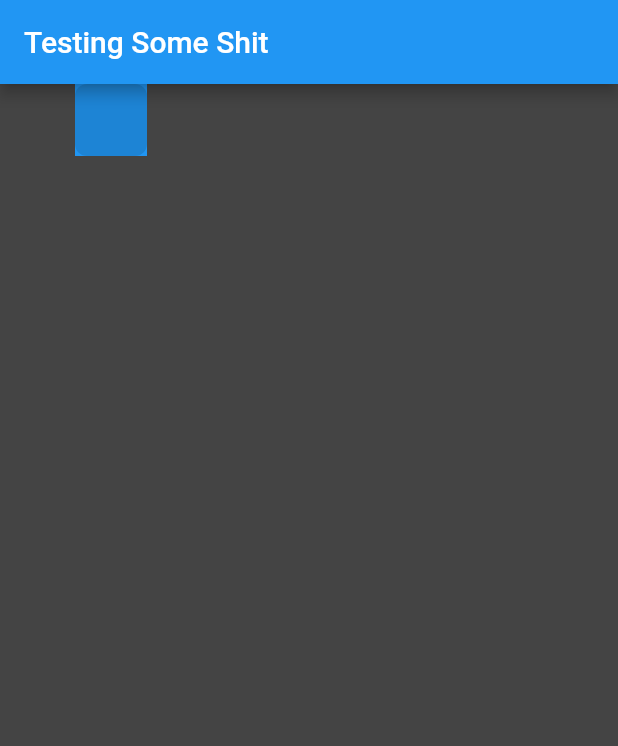
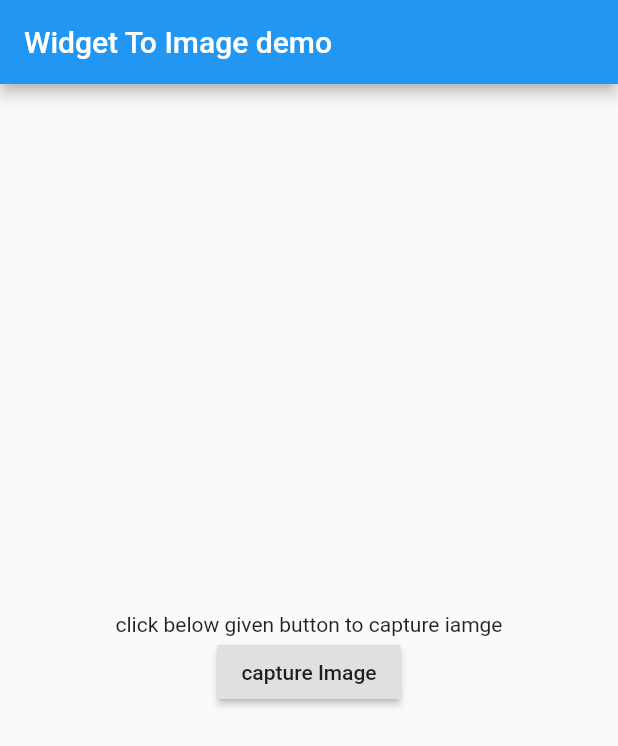
Before and after one commit to flutter-bharat/Motivational-Engine, a Flutter app: the screen it shows after launch, on a phone screen of 412 x 824 dp. Shown: the top 746 px of the screen. Run offline on Flutter 3.47's test engine with Material 2 defaults, Android fonts, the phone set to English and light mode, and no system bars; missing offline and left inert: matrix_gesture_detector.

Commit message:
new changes

```diff
--- a/lib/components/FreeTransformText.dart
+++ b/lib/components/FreeTransformText.dart
@@ -1,114 +1,74 @@
+import 'dart:convert';
+import 'dart:typed_data';
+
 import 'package:flutter/material.dart';
+import 'package:flutter/rendering.dart';
 import 'package:matrix_gesture_detector/matrix_gesture_detector.dart';
 import 'package:vector_math/vector_math_64.dart' as vector;
-
+import 'dart:ui' as ui;
 class FreeTransformText extends StatefulWidget {
   @override
   _FreeTransformTextState createState() => _FreeTransformTextState();
 }
 
 class _FreeTransformTextState extends State<FreeTransformText> {
-  Matrix4 matrix = Matrix4.identity();
-  ValueNotifier<int> notifier = ValueNotifier(0);
-  vector.Vector3 nodePosition = vector.Vector3(50, 0, 0);
-  bool check = false;
+  GlobalKey _globalKey = new GlobalKey();
+  Uint8List imageInMemory;
+
+  Future<Uint8List> _capturePng() async {
+    RenderRepaintBoundary boundary = _globalKey.currentContext.findRenderObject();
+
+    if (boundary.debugNeedsPaint) {
+      print("Waiting for boundary to be painted.");
+      await Future.delayed(const Duration(milliseconds: 20));
+      return _capturePng();
+    }
+
+    var image = await boundary.toImage(pixelRatio: 3);
+    var byteData = await image.toByteData(format: ui.ImageByteFormat.png);
+    return byteData.buffer.asUint8List();
+  }
+
+  void _printPngBytes() async {
+    var pngBytes = await _capturePng();
+    setState(() {
+      imageInMemory = pngBytes;
+    });
+    var bs64 = base64Encode(pngBytes);
+    print(pngBytes);
+    print(bs64);
+  }
 
   @override
   Widget build(BuildContext context) {
-    return Scaffold(
-      appBar: AppBar(
-        title: Text('Testing Some Shit'),
-      ),
-      body: LayoutBuilder(
-        builder: (ctx, constraints) {
-          return MatrixGestureDetector(
-            shouldRotate: true,
-            onMatrixUpdate: (m, tm, sm, rm) {
-              matrix = MatrixGestureDetector.compose(matrix, tm, sm, rm);
-              notifier.value++;
-            },
-            child: Container(
-              width: double.infinity,
-              height: double.infinity,
-              alignment: Alignment.topLeft,
-              color: Color(0xff444444),
-              child: AnimatedBuilder(
-                animation: notifier,
-                builder: (ctx, child) {
-                  return Container(
-                      width: double.infinity,
-                      height: double.infinity,
-                      child: Stack( // a stack in which all nodes are built
-                        children: <Widget>[
-                          buildNode()
-                        ],
-                      )
-                  );
-                },
+    return RepaintBoundary(
+      key: _globalKey,
+      child: new Scaffold(
+        appBar: new AppBar(
+          title: new Text('Widget To Image demo'),
+        ),
+        body: new Center(
+          child: new Column(
+            mainAxisAlignment: MainAxisAlignment.center,
+            children: <Widget>[
+              new Text(
+                'click below given button to capture iamge',
               ),
-            ),
-          );
-        },
+              new RaisedButton(
+                child: Text('capture Image'),
+                onPressed: _printPngBytes,
+              ),
+              imageInMemory != null
+                  ? Container(
+                  child: Image.memory(imageInMemory),
+                  margin: EdgeInsets.all(10))
+                  : Container()
+            ],
+          ),
+        ),
       ),
     );
   }
-
-
-// I made this into a method so the transformed matrix can be calculated at runtime
-  Widget buildNode() {
-    // create a clone of the main matrix and translate it by the node's position
-    Matrix4 ma = matrix.clone();
-    ma.translate(nodePosition.x, nodePosition.y);
-
-    return Transform(
-        transform: ma, // transform the node using the new (translated) matrix
-        child: MatrixGestureDetector(
-            shouldRotate: false,
-            shouldScale: false,
-            onMatrixUpdate: (m, tm, sm, rm) {
-              Matrix4 change = tm;
-              // move the node (in relation to the viewport zoom) when it's being dragged
-              double sc = MatrixGestureDetector.decomposeToValues(matrix).scale;
-              nodePosition += change.getTranslation() / sc;
-              notifier.value++; // refresh view
-            },
-            // design a node holding a bool variable ('check')...
-            child: Container(
-                decoration: BoxDecoration(
-                    color: Colors.blue
-                ),
-                child: Column(
-                  mainAxisSize: MainAxisSize.min,
-                  children: <Widget>[
-                    Container(
-                      padding: EdgeInsets.only(left: 12,right: 12),
-                      decoration: BoxDecoration(
-                          color: Colors.black12,
-                          borderRadius: BorderRadius.all(Radius.circular(8))
-                      ),
-                      child: IntrinsicWidth(
-                          stepWidth: 24,
-                          child: TextField(
-                            maxLines: 8,
-                            minLines: 1,
-                            keyboardType: TextInputType.multiline,
-                            cursorColor: Colors.white,
-                            decoration: InputDecoration(
-                              focusedBorder: InputBorder.none,
-                              enabledBorder: InputBorder.none,
-                              errorBorder: InputBorder.none,
-                              disabledBorder: InputBorder.none,
-                            ),
-                          )
-                      ),
-                    ),
-                  ],
-                ),
-            )
-        )
-    );
-  }
-
 }
 
 
--- a/pubspec.yaml
+++ b/pubspec.yaml
@@ -30,6 +30,7 @@ dependencies:
   cupertino_icons: ^0.1.3
   matrix_gesture_detector: ^0.1.0
   flutter_ffmpeg: ^0.2.10
+  image_picker: 0.6.2
 
 dev_dependencies:
   flutter_test:
```
Also changed, not shown: pubspec.lock, 5 other files.
